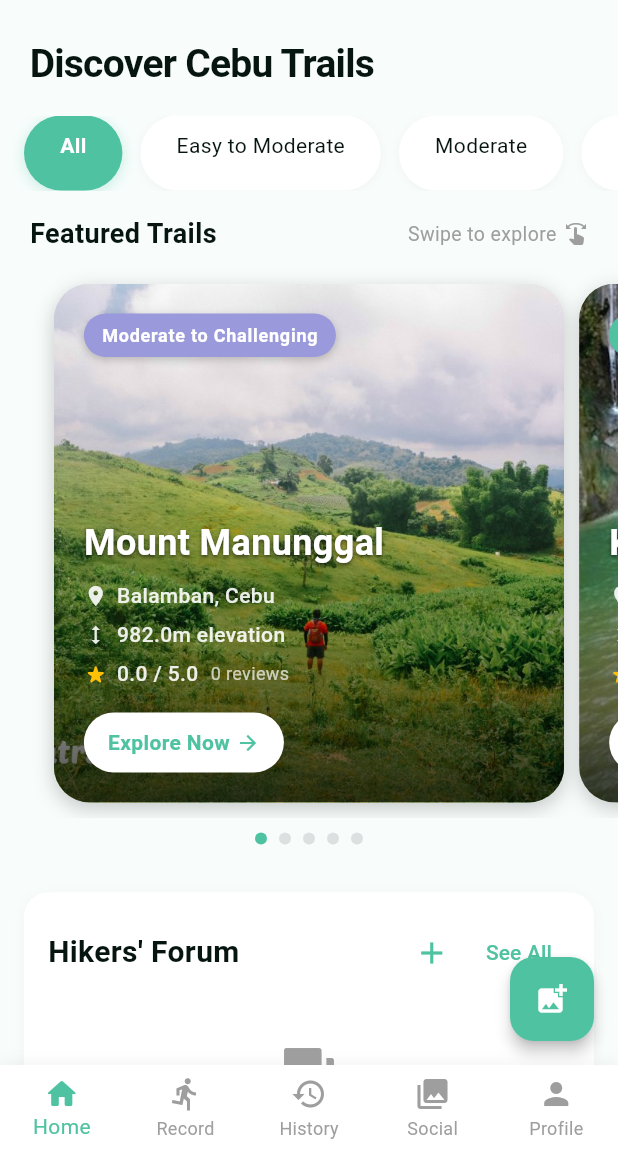
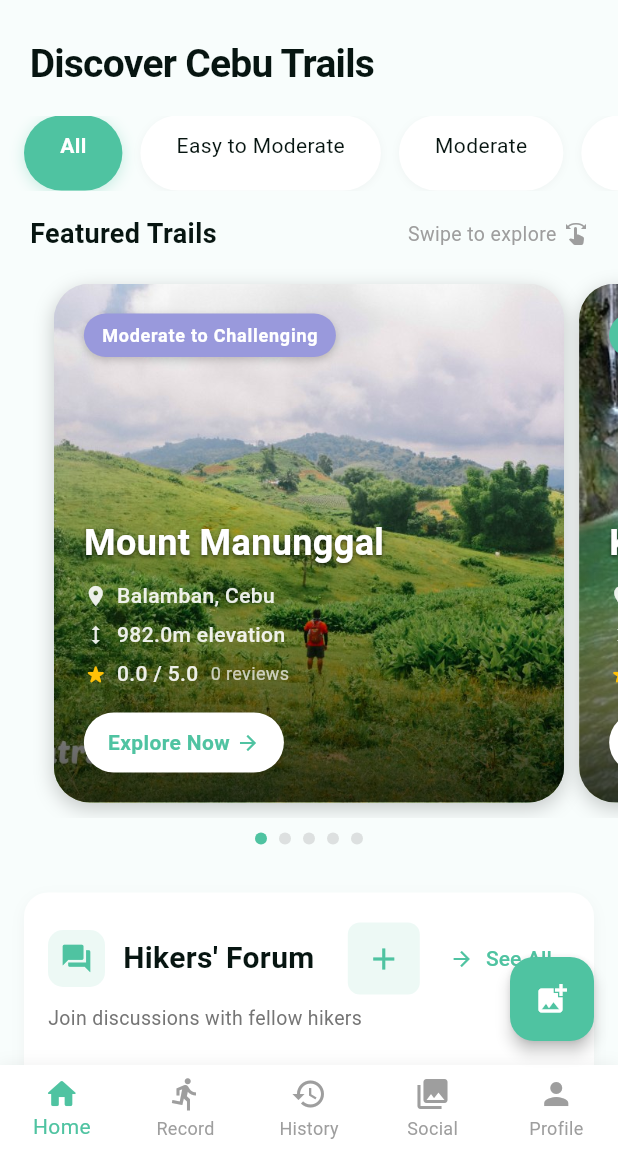
Before and after one commit to KboyVillahermosa/Ascentra, a Flutter app: the HomeScreen screen opened directly with empty values, on a phone screen of 412 x 824 dp, the part 84-1236 px from its top. Run offline on Flutter 3.47's test engine with Material 3 defaults, Android fonts, the light colour scheme and no system bars; our stand-ins replace firebase_auth, firebase_core, flutter_map, geolocator, google_sign_in, image_picker and 5 more; accounts and stored records are empty.

Commit message:
update the home forum

```diff
--- a/lib/screens/home_screen.dart
+++ b/lib/screens/home_screen.dart
@@ -253,15 +253,15 @@ class _HomeScreenState extends State<HomeScreen> {
 
   Widget _buildForumSection() {
     return Container(
-      padding: const EdgeInsets.symmetric(vertical: 16.0),
+      padding: const EdgeInsets.symmetric(vertical: 20.0),
       decoration: BoxDecoration(
         color: Colors.white,
         borderRadius: BorderRadius.circular(16),
         boxShadow: [
           BoxShadow(
             color: Colors.grey.withOpacity(0.1),
-            blurRadius: 6,
-            offset: const Offset(0, 2),
+            blurRadius: 8,
+            offset: const Offset(0, 3),
           ),
         ],
       ),
@@ -274,6 +274,17 @@ class _HomeScreenState extends State<HomeScreen> {
             child: Row(
               mainAxisAlignment: MainAxisAlignment.spaceBetween,
               children: [
+                Row(
+                  children: [
+                    Container(
+                      padding: const EdgeInsets.all(8),
+                      decoration: BoxDecoration(
+                        color: primaryColor.withOpacity(0.1),
+                        borderRadius: BorderRadius.circular(10),
+                      ),
+                      child: const Icon(Icons.forum, color: primaryColor, size: 22),
+                    ),
+                    const SizedBox(width: 12),
                     const Text(
                       'Hikers\' Forum',
                       style: TextStyle(
@@ -282,11 +293,21 @@ class _HomeScreenState extends State<HomeScreen> {
                         color: textColor,
                       ),
                     ),
+                  ],
+                ),
                 Row(
                   children: [
-                    IconButton(
+                    Material(
+                      color: primaryColor.withOpacity(0.1),
+                      borderRadius: BorderRadius.circular(8),
+                      child: IconButton(
                         icon: const Icon(Icons.add, color: primaryColor),
                         tooltip: 'Create New Topic',
+                        constraints: const BoxConstraints(
+                          minWidth: 40,
+                          minHeight: 40,
+                        ),
+                        padding: EdgeInsets.zero,
                         onPressed: () {
                           Navigator.push(
                             context,
@@ -296,11 +317,15 @@ class _HomeScreenState extends State<HomeScreen> {
                           ).then((_) => _loadRecentForumPosts());
                         },
                       ),
-                    TextButton(
+                    ),
+                    const SizedBox(width: 8),
+                    TextButton.icon(
                       onPressed: _navigateToForum,
-                      child: const Text(
-                        'See All',
-                        style: TextStyle(color: primaryColor),
+                      icon: const Icon(Icons.arrow_forward, size: 16),
+                      label: const Text('See All'),
+                      style: TextButton.styleFrom(
+                        foregroundColor: primaryColor,
+                        padding: const EdgeInsets.symmetric(horizontal: 12, vertical: 8),
                       ),
                     ),
                   ],
@@ -309,10 +334,24 @@ class _HomeScreenState extends State<HomeScreen> {
             ),
           ),
 
-          const SizedBox(height: 8),
+          const SizedBox(height: 6),
 
+          Padding(
+            padding: const EdgeInsets.symmetric(horizontal: 16.0),
+            child: Text(
+              'Join discussions with fellow hikers',
+              style: TextStyle(
+                color: Colors.grey[600],
+                fontSize: 13,
+              ),
+            ),
+          ),
+
+          const SizedBox(height: 16),
+
+          // Forum post cards carousel
           SizedBox(
-            height: 180,
+            height: 200, // Increased height for better readability
             child: isLoadingForum
               ? const Center(child: CircularProgressIndicator(color: primaryColor))
               : recentForumPosts.isEmpty
@@ -336,6 +375,27 @@ class _HomeScreenState extends State<HomeScreen> {
                       ),
                     ),
           ),
+
+          if (recentForumPosts.isNotEmpty) ...[
+            const SizedBox(height: 16),
+            Center(
+              child: Row(
+                mainAxisSize: MainAxisSize.min,
+                children: List.generate(
+                  Math.min(recentForumPosts.length, 5),
+                  (index) => Container(
+                    width: 8,
+                    height: 8,
+                    margin: const EdgeInsets.symmetric(horizontal: 4),
+                    decoration: BoxDecoration(
+                      shape: BoxShape.circle,
+                      color: index == 0 ? primaryColor : Colors.grey.withOpacity(0.3),
+                    ),
+                  ),
+                ),
+              ),
+            ),
+          ],
         ],
       ),
     );
```
Lines whose indentation alone changed are shown as unchanged.
